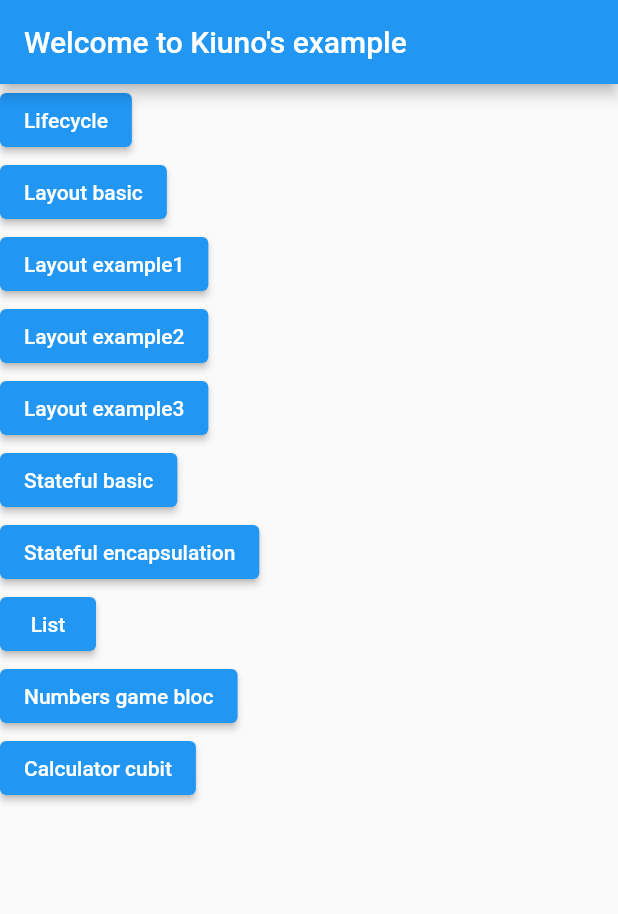
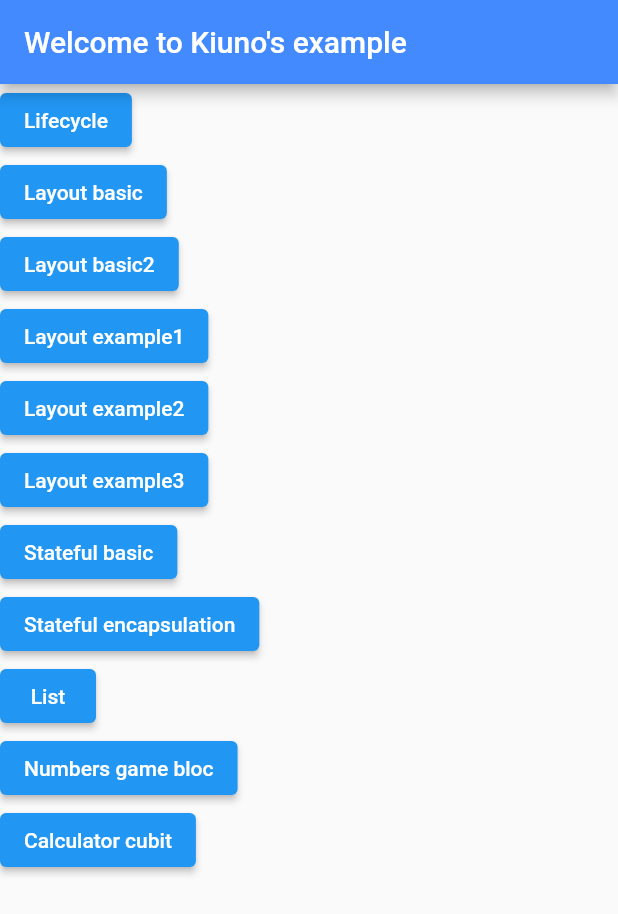
Before and after one commit to a58161017/flutter-kiuno-example, a Flutter app: the screen it shows after launch, on a phone screen of 412 x 824 dp. Shown: the top 914 px of the screen. Run offline on Flutter 3.47's test engine with Material 2 defaults, Android fonts, the light colour scheme and no system bars; our stand-ins replace bloc, equatable, flutter_bloc.

Commit message:
Add layout basic2 code

```diff
--- a/lib/main.dart
+++ b/lib/main.dart
@@ -3,6 +3,7 @@ import 'package:flutter_bloc/flutter_bloc.dart';
 import 'package:flutter_kiuno_example/bloc/numbers_bloc.dart';
 import 'package:flutter_kiuno_example/cubit/calculator_route.dart';
 import 'package:flutter_kiuno_example/layout/layout_basic.dart';
+import 'package:flutter_kiuno_example/layout/layout_basic2.dart';
 import 'package:flutter_kiuno_example/layout/layout_ex1.dart';
 import 'package:flutter_kiuno_example/layout/layout_ex2.dart';
 import 'package:flutter_kiuno_example/layout/layout_ex3.dart';
@@ -24,20 +25,25 @@ class MyApp extends StatelessWidget {
   @override
   Widget build(BuildContext context) {
     return MaterialApp(
-        title: 'Startup Kiuno Example',
-        routes: { // register route table
-          "lifecycle_page":(context) => LifecycleRoute(),
-          "layout_basic_page":(context) => LayoutBasicRoute(),
-          "layout_example1_page":(context) => LayoutExample1Route(),
-          "layout_example2_page":(context) => LayoutExample2Route(),
-          "layout_example3_page":(context) => LayoutExample3Route(),
-          "stateful_basic_page":(context) => StatefulBasicRoute(),
-          "stateful_encapsulation_page":(context) => StatefulEncapsulationRoute(),
-          "list_page":(context) => ListRoute(),
-          "numbers_game_bloc_page":(context) => NumbersGameBlocRoute(),
-          "calculator_cubit_page":(context) => CalculatorCubitRoute(),
-          "/":(context) => MyHomeRoute(),
-        },
+      title: 'Startup Kiuno Example',
+      theme: ThemeData(primaryColor: Colors.blueAccent),
+      initialRoute: "/",
+      routes: {
+        // register route table
+        "lifecycle_page": (context) => LifecycleRoute(),
+        "layout_basic_page": (context) => LayoutBasicRoute(),
+        "layout_basic2_page": (context) => LayoutBasic2Route(),
+        "layout_example1_page": (context) => LayoutExample1Route(),
+        "layout_example2_page": (context) => LayoutExample2Route(),
+        "layout_example3_page": (context) => LayoutExample3Route(),
+        "stateful_basic_page": (context) => StatefulBasicRoute(),
+        "stateful_encapsulation_page": (context) =>
+            StatefulEncapsulationRoute(),
+        "list_page": (context) => ListRoute(),
+        "numbers_game_bloc_page": (context) => NumbersGameBlocRoute(),
+        "calculator_cubit_page": (context) => CalculatorCubitRoute(),
+        "/": (context) => MyHomeRoute(),
+      },
     );
   }
 }
@@ -46,23 +52,37 @@ class MyHomeRoute extends StatelessWidget {
   @override
   Widget build(BuildContext context) {
     return Scaffold(
-      appBar: AppBar(title: Text('Welcome to Kiuno\'s example'),),
+      appBar: AppBar(
+        title: Text('Welcome to Kiuno\'s example'),
+      ),
       body: Column(
         crossAxisAlignment: CrossAxisAlignment.start,
         children: [
-          _buildNavigationButtonByRouteName(context, 'Lifecycle', "lifecycle_page"),
-          _buildNavigationButtonByRouteName(context, 'Layout basic', "layout_basic_page"),
-          _buildNavigationButtonByRouteName(context, 'Layout example1', "layout_example1_page"),
-          _buildNavigationButtonByRouteName(context, 'Layout example2', "layout_example2_page"),
-          _buildNavigationButtonByRouteName(context, 'Layout example3', "layout_example3_page"),
-          _buildNavigationButtonByRouteName(context, 'Stateful basic', "stateful_basic_page"),
-          _buildNavigationButtonByRouteName(context, 'Stateful encapsulation', "stateful_encapsulation_page"),
+          _buildNavigationButtonByRouteName(
+              context, 'Lifecycle', "lifecycle_page"),
+          _buildNavigationButtonByRouteName(
+              context, 'Layout basic', "layout_basic_page"),
+          _buildNavigationButtonByRouteName(
+              context, 'Layout basic2', "layout_basic2_page"),
+          _buildNavigationButtonByRouteName(
+              context, 'Layout example1', "layout_example1_page"),
+          _buildNavigationButtonByRouteName(
+              context, 'Layout example2', "layout_example2_page"),
+          _buildNavigationButtonByRouteName(
+              context, 'Layout example3', "layout_example3_page"),
+          _buildNavigationButtonByRouteName(
+              context, 'Stateful basic', "stateful_basic_page"),
+          _buildNavigationButtonByRouteName(
+              context, 'Stateful encapsulation', "stateful_encapsulation_page"),
           _buildNavigationButtonByRouteName(context, 'List', "list_page"),
-          _buildNavigationButtonByRouteName(context, 'Numbers game bloc', "numbers_game_bloc_page"),
-          _buildNavigationButtonByRouteName(context, 'Calculator cubit', "calculator_cubit_page"),
+          _buildNavigationButtonByRouteName(
+              context, 'Numbers game bloc', "numbers_game_bloc_page"),
+          _buildNavigationButtonByRouteName(
+              context, 'Calculator cubit', "calculator_cubit_page"),
 
           // _buildNavigationButton(context, 'Lifecycle', LifecycleRoute()),
           // _buildNavigationButton(context, 'Layout basic', LayoutBasicRoute()),
+          // _buildNavigationButton(context, 'Layout basic2', LayoutBasic2Route()),
           // _buildNavigationButton(context, 'Layout example1', LayoutExample1Route()),
           // _buildNavigationButton(context, 'Layout example2', LayoutExample2Route()),
           // _buildNavigationButton(context, 'Layout example3', LayoutExample3Route()),
@@ -77,23 +97,27 @@ class MyHomeRoute extends StatelessWidget {
   }
 }
 
-ElevatedButton _buildNavigationButtonByRouteName(BuildContext context, String btnName, String routeName) {
+ElevatedButton _buildNavigationButtonByRouteName(
+    BuildContext context, String btnName, String routeName) {
   return ElevatedButton(
     child: Text(btnName),
     onPressed: () async {
       // The result may be null if the user uses navigation button to return.
-      final result = await Navigator.of(context).pushNamed(routeName, arguments: routeName);
+      final result = await Navigator.of(context)
+          .pushNamed(routeName, arguments: routeName);
       // final result = await Navigator.pushNamed(context, routeName, arguments: routeName);
       debugPrint('Navigator return value: $result');
     },
   );
 }
 
-ElevatedButton _buildNavigationButton(BuildContext context, String btnName, StatelessWidget route) {
+ElevatedButton _buildNavigationButton(
+    BuildContext context, String btnName, StatelessWidget route) {
   return ElevatedButton(
     child: Text(btnName),
     onPressed: () async {
-      final result = await Navigator.push(context, MaterialPageRoute(builder: (context) => route));
+      final result = await Navigator.push(
+          context, MaterialPageRoute(builder: (context) => route));
       debugPrint('Navigator return value: $result');
     },
   );
--- a/pubspec.yaml
+++ b/pubspec.yaml
@@ -28,6 +28,7 @@ dependencies:
   test: ^1.16.0
   bloc_test: ^8.0.2
   equatable: ^2.0.0
+  url_launcher: ^6.0.0
 
 
   # The following adds the Cupertino Icons font to your application.
```
Also changed, not shown: lib/layout/layout_basic.dart (+62 -17 lines), lib/layout/layout_basic2.dart (added, +152 -0 lines), pubspec.lock, 11 other files.
